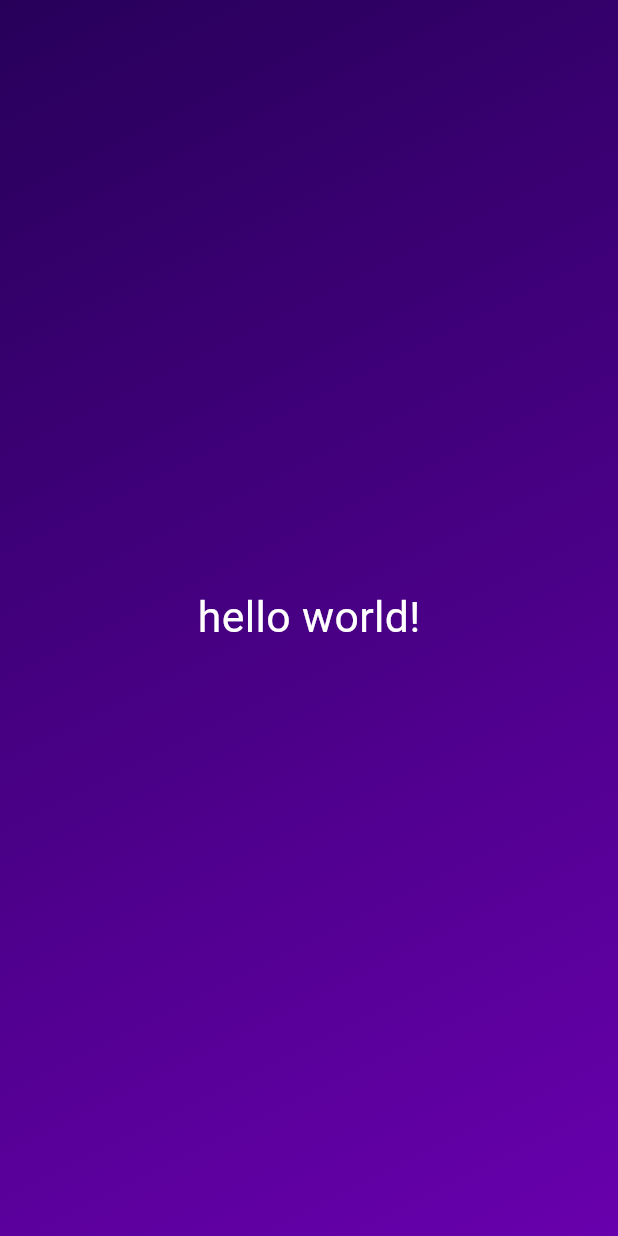
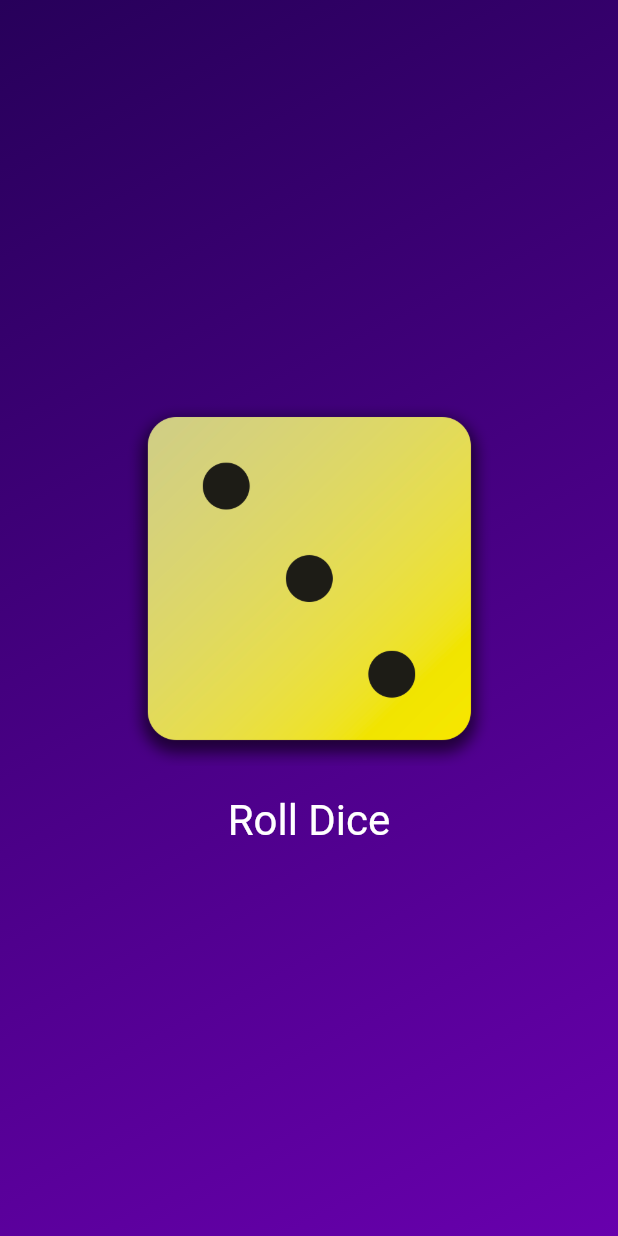
Before and after one commit to Cactuskiller/First_flutter_app, a Flutter app: the screen it shows after launch, on a phone screen of 412 x 824 dp. Run offline on Flutter 3.47's test engine with Material 3 defaults, Android fonts, the phone set to English and light mode, and no system bars.

Commit message:
finishing up the Roll dice game app

```diff
--- /dev/null
+++ b/lib/gradient_container.dart
@@ -0,0 +1,50 @@
+import 'package:flutter/material.dart';
+//import 'package:first_app/styled_text.dart';
+
+//in the following a custome widget was made by creating a class since all widget are objects and this class inherit form the StatelessWidget which is a built in class in flutter that help us to add all the neccessery additions inorder for flutter to understand our custome widget although there is one method that has to be overrided which is the built function of type widget aka returens a widget ,a context prameter shall be passed and it get it's value when we run the app
+const startAlignment = Alignment.topLeft;
+const endAlignment = Alignment.bottomRight;
+
+class GradientContainer extends StatelessWidget {
+  //adding a cunstrecter function
+  GradientContainer(this.color1, this.color2, {super.key});
+  final Color color1;
+  final Color color2;
+  var activeRollDice = 'assets/images/dice-3.png';
+  void rollDice() {
+    activeRollDice = 'assets/images/dice-4.png';
+    print("changing image");
+  }
+
+  @override
+  Widget build(context) {
+    return Container(
+      decoration: BoxDecoration(
+        gradient: LinearGradient(
+          colors: [color1, color2],
+          begin: startAlignment,
+          end: endAlignment,
+        ),
+      ),
+      child: Center(
+        child: Column(
+          mainAxisSize: MainAxisSize.min,
+          children: [
+            Image.asset(
+              activeRollDice,
+              width: 250,
+            ),
+            // const SizedBox(height: 20),
+            TextButton(
+                onPressed: rollDice,
+                style: TextButton.styleFrom(
+                    padding: const EdgeInsets.only(top: 20),
+                    foregroundColor: Colors.white,
+                    textStyle: const TextStyle(fontSize: 28)),
+                child: const Text('Roll Dice'))
+          ],
+        ),
+      ),
+    );
+  }
+}
--- a/lib/main.dart
+++ b/lib/main.dart
@@ -1,37 +1,13 @@
 import 'package:flutter/material.dart';
+import 'package:first_app/gradient_container.dart';
 
 void main() {
   runApp(
     MaterialApp(
       home: Scaffold(
-        body: GradientContainer(),
+        body: GradientContainer(const Color.fromRGBO(39, 0, 90, 1),
+            const Color.fromARGB(255, 104, 0, 173)),
       ),
     ),
   );
 }
-
-//in the following a custome widget was made by creating a class since all widget are objects and this class inherit form the StatelessWidget which is a built in class in flutter that help us to add all the neccessery additions inorder for flutter to understand our custome widget although there is one method that has to be overrided which is the built function of type widget aka returens a widget ,a context prameter shall be passed and it get it's value when we run the app
-class GradientContainer extends StatelessWidget {
-  @override
-  Widget build(context) {
-    return Container(
-      decoration: const BoxDecoration(
-        gradient: LinearGradient(
-          colors: [
-            Color.fromRGBO(39, 0, 90, 1),
-            Color.fromARGB(255, 104, 0, 173)
-          ],
-          begin: Alignment.topLeft,
-          end: Alignment.bottomRight,
-        ),
-      ),
-      child: const Center(
-          child: Text('hello world!',
-              style: TextStyle(
-                fontFamily: 'Roboto',
-                color: Colors.white,
-                fontSize: 28.5,
-              ))),
-    );
-  }
-}
--- /dev/null
+++ b/lib/styled_text.dart
@@ -0,0 +1,16 @@
+import 'package:flutter/material.dart';
+
+class StyledText extends StatelessWidget {
+  const StyledText(this.text, {super.key});
+  final String text;
+  //constructer
+  @override
+  Widget build(context) {
+    return Text(text,
+        style: const TextStyle(
+          fontFamily: 'Roboto',
+          color: Colors.white,
+          fontSize: 28.5,
+        ));
+  }
+}
```
Also changed, not shown: pubspec.yaml (+9 -3 lines), assets/images/dice-1.png (added), assets/images/dice-2.png (added), assets/images/dice-3.png (added), assets/images/dice-4.png (added), assets/images/dice-5.png (added), assets/images/dice-6.png (added).
